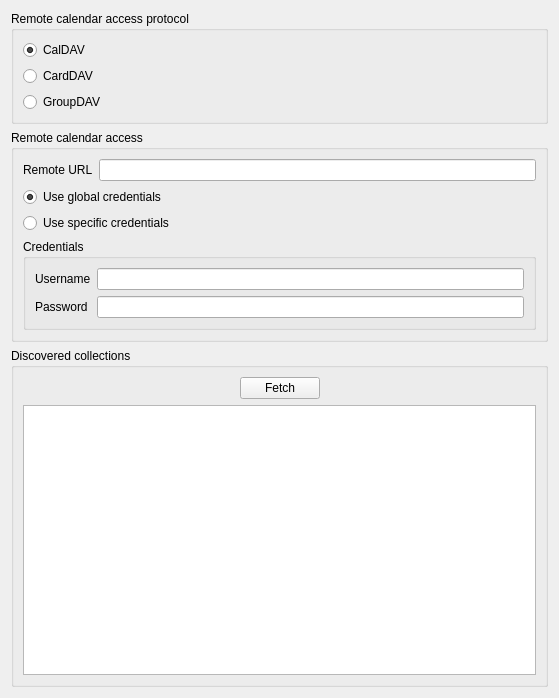
First picture: the form in resources/dav/resource/urlconfigurationdialog.ui, repository KDE/kdepim-runtime, before the edit.
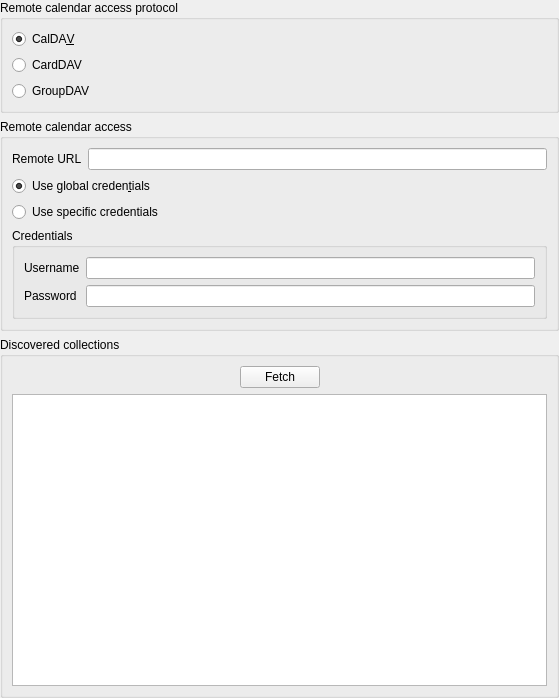
Second picture: the form after the edit. Custom widgets are drawn as their Qt base class.

Commit message: Remove duplicate margin

Diff of the .ui file:
```diff
--- a/resources/dav/resource/urlconfigurationdialog.ui
+++ b/resources/dav/resource/urlconfigurationdialog.ui
@@ -20,6 +20,18 @@
    <locale language="English" country="UnitedStates"/>
   </property>
   <layout class="QVBoxLayout" name="verticalLayout_2">
+   <property name="leftMargin">
+    <number>0</number>
+   </property>
+   <property name="topMargin">
+    <number>0</number>
+   </property>
+   <property name="rightMargin">
+    <number>0</number>
+   </property>
+   <property name="bottomMargin">
+    <number>0</number>
+   </property>
    <item>
     <widget class="KButtonGroup" name="remoteProtocol">
      <property name="locale">
@@ -35,7 +47,7 @@
       <item>
        <widget class="QRadioButton" name="caldav">
         <property name="text">
-         <string>CalDAV</string>
+         <string>CalDA&amp;V</string>
         </property>
         <property name="checked">
          <bool>true</bool>
@@ -74,7 +86,7 @@
       <item row="1" column="0" colspan="2">
        <widget class="QRadioButton" name="useDefaultCreds">
         <property name="text">
-         <string>Use global credentials</string>
+         <string>Use global creden&amp;tials</string>
         </property>
         <property name="checked">
          <bool>true</bool>
```
The commit also changes 2 other files.
